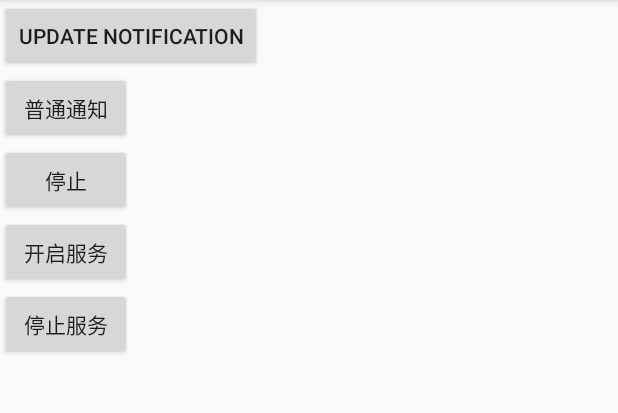
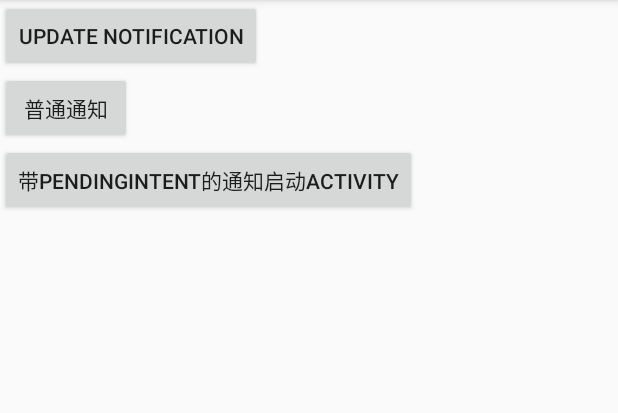
Before and after one commit to AiAries/HouserKeeper, an Android app: the screen it shows after launch (MainActivity), on a phone screen of 412 x 824 dp, the part 84-497 px from its top. Run offline under Robolectric (Android 15) with nearby library versions, the phone set to English and light mode, and no system bars.

Commit message:
update notification

```diff
--- a/notificationdemo/build.gradle
+++ b/notificationdemo/build.gradle
@@ -6,7 +6,7 @@ android {
 
     defaultConfig {
         applicationId "com.example.jsonarry.notificationdemo"
-        minSdkVersion 15
+        minSdkVersion 10
         targetSdkVersion 23
         versionCode 1
         versionName "1.0"
--- a/notificationdemo/src/main/res/layout/activity_main.xml
+++ b/notificationdemo/src/main/res/layout/activity_main.xml
@@ -13,23 +13,23 @@
             android:layout_height="wrap_content"
             android:text="update notification" />
     <Button
-            android:onClick="notify"
+            android:onClick="notify1"
             android:layout_width="wrap_content"
             android:layout_height="wrap_content"
             android:text="普通通知" />
     <Button
-            android:onClick="stop"
+            android:onClick="notify2"
             android:layout_width="wrap_content"
             android:layout_height="wrap_content"
-            android:text="停止" />
-    <Button
+            android:text="带pendingIntent的通知启动activity" />
+    <!--<Button
             android:onClick="start_service"
             android:layout_width="wrap_content"
             android:layout_height="wrap_content"
-            android:text="开启服务" />
+            android:text="带pendingIntent的通知启动activity" />
     <Button
             android:onClick="stop_service"
             android:layout_width="wrap_content"
             android:layout_height="wrap_content"
-            android:text="停止服务" />
+            android:text="停止服务" />-->
 </LinearLayout>
```
Also changed, not shown: notificationdemo/src/main/AndroidManifest.xml (+4 -3 lines), notificationdemo/src/main/java/com/example/jsonarry/notificationdemo/Main2Activity.java (added, +13 -0 lines), notificationdemo/src/main/java/com/example/jsonarry/notificationdemo/MainActivity.java (+85 -1 lines), notificationdemo/src/main/res/layout/activity_main2.xml (added, +20 -0 lines).
